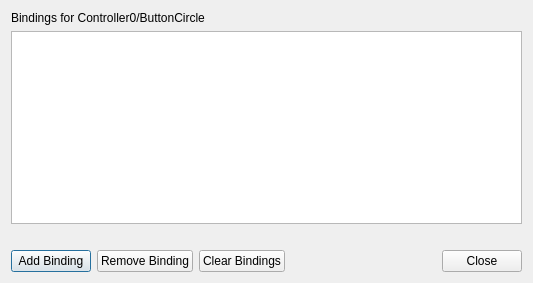
Old version of the form pcsx2-qt/Settings/InputBindingDialog.ui in the repository PCSX2/pcsx2.
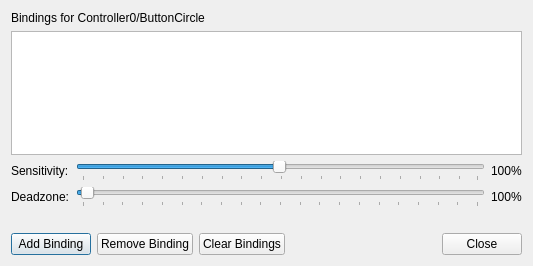
New version of the form.

Commit message: Qt: Add per-bind sensitivity/deadzone controls (shift-click)

The edit to the form file:
```diff
--- a/pcsx2-qt/Settings/InputBindingDialog.ui
+++ b/pcsx2-qt/Settings/InputBindingDialog.ui
@@ -10,7 +10,7 @@
     <x>0</x>
     <y>0</y>
     <width>533</width>
-    <height>283</height>
+    <height>266</height>
    </rect>
   </property>
   <property name="windowTitle">
@@ -30,6 +30,93 @@
    <item>
     <widget class="QListWidget" name="bindingList"/>
    </item>
+   <item>
+    <widget class="QWidget" name="sensitivityWidget" native="true">
+     <layout class="QGridLayout" name="sensitivityLayout">
+      <property name="leftMargin">
+       <number>0</number>
+      </property>
+      <property name="topMargin">
+       <number>0</number>
+      </property>
+      <property name="rightMargin">
+       <number>0</number>
+      </property>
+      <property name="bottomMargin">
+       <number>0</number>
+      </property>
+      <item row="0" column="0">
+       <widget class="QLabel" name="sensitivityLabel">
+        <property name="text">
+         <string>Sensitivity:</string>
+        </property>
+       </widget>
+      </item>
+      <item row="0" column="1">
+       <widget class="QSlider" name="sensitivity">
+        <property name="minimum">
+         <number>1</number>
+        </property>
+        <property name="maximum">
+         <number>200</number>
+        </property>
+        <property name="value">
+         <number>100</number>
+        </property>
+        <property name="orientation">
+         <enum>Qt::Horizontal</enum>
+        </property>
+        <property name="tickPosition">
+         <enum>QSlider::TicksBelow</enum>
+        </property>
+       </widget>
+      </item>
+      <item row="0" column="2">
+       <widget class="QLabel" name="sensitivityValue">
+        <property name="text">
+         <string>100%</string>
+        </property>
+       </widget>
+      </item>
+      <item row="1" column="0">
+       <widget class="QLabel" name="deadzoneLabel">
+        <property name="text">
+         <string>Deadzone:</string>
+        </property>
+       </widget>
+      </item>
+      <item row="1" column="1">
+       <widget class="QSlider" name="deadzone">
+        <property name="minimum">
+         <number>0</number>
+        </property>
+        <property name="maximum">
+         <number>100</number>
+        </property>
+        <property name="value">
+         <number>1</number>
+        </property>
+        <property name="orientation">
+         <enum>Qt::Horizontal</enum>
+        </property>
+        <property name="tickPosition">
+         <enum>QSlider::TicksBelow</enum>
+        </property>
+        <property name="tickInterval">
+         <number>5</number>
+        </property>
+       </widget>
+      </item>
+      <item row="1" column="2">
+       <widget class="QLabel" name="deadzoneValue">
+        <property name="text">
+         <string>100%</string>
+        </property>
+       </widget>
+      </item>
+     </layout>
+    </widget>
+   </item>
    <item>
     <widget class="QLabel" name="status">
      <property name="text">
```
The commit also changes 4 other files.
